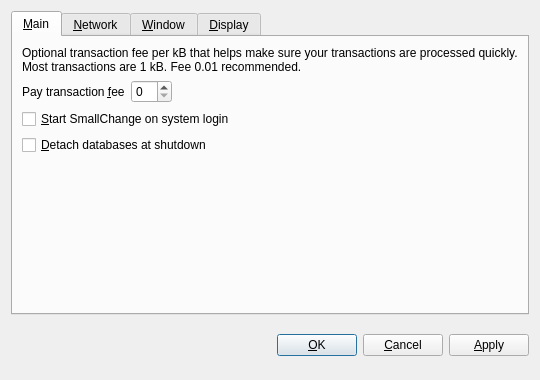
The window that src/qt/forms/optionsdialog.ui (exilecoin/exilecoin) describes before a commit, drawn with Qt 5.
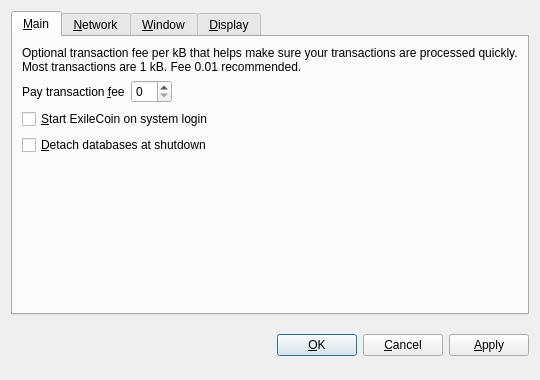
The same window after the commit. The open tabs and pages were chosen to show the change. Custom widgets are drawn as their Qt base class.

What changed in the file:
```diff
--- a/src/qt/forms/optionsdialog.ui
+++ b/src/qt/forms/optionsdialog.ui
@@ -82,7 +82,7 @@
           <string>Automatically start SmallChange after logging in to the system.</string>
          </property>
          <property name="text">
-          <string>&amp;Start SmallChange on system login</string>
+          <string>&amp;Start ExileCoin on system login</string>
          </property>
         </widget>
        </item>
```
Left out of the diff: 10 changed lines with no effect on the pictures.
